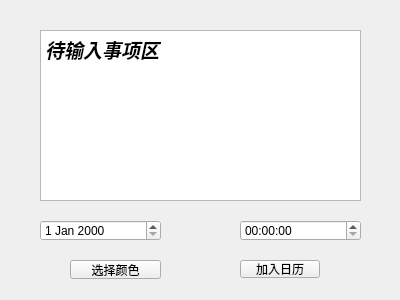
First picture: the form in realProgect/modevent.ui, repository Arthur381/QTproject, before the edit.
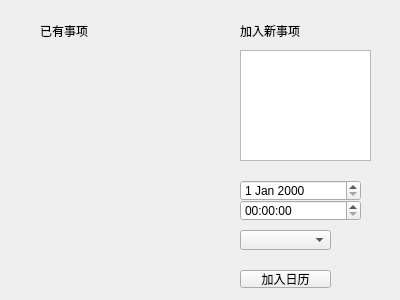
Second picture: the form after the edit.

```diff
--- a/realProgect/modevent.ui
+++ b/realProgect/modevent.ui
@@ -16,8 +16,8 @@
   <widget class="QDateEdit" name="inputdate">
    <property name="geometry">
     <rect>
-     <x>40</x>
-     <y>220</y>
+     <x>240</x>
+     <y>180</y>
      <width>121</width>
      <height>21</height>
     </rect>
@@ -27,38 +27,18 @@
    <property name="geometry">
     <rect>
      <x>240</x>
-     <y>220</y>
+     <y>200</y>
      <width>121</width>
      <height>21</height>
     </rect>
    </property>
   </widget>
-  <widget class="QTextEdit" name="inputEvent">
-   <property name="geometry">
-    <rect>
-     <x>40</x>
-     <y>30</y>
-     <width>321</width>
-     <height>171</height>
-    </rect>
-   </property>
-   <property name="html">
-    <string>&lt;!DOCTYPE HTML PUBLIC &quot;-//W3C//DTD HTML 4.0//EN&quot; &quot;http://www.w3.org/TR/REC-html40/strict.dtd&quot;&gt;
-&lt;html&gt;&lt;head&gt;&lt;meta name=&quot;qrichtext&quot; content=&quot;1&quot; /&gt;&lt;meta charset=&quot;utf-8&quot; /&gt;&lt;style type=&quot;text/css&quot;&gt;
-p, li { white-space: pre-wrap; }
-hr { height: 1px; border-width: 0; }
-li.unchecked::marker { content: &quot;\2610&quot;; }
-li.checked::marker { content: &quot;\2612&quot;; }
-&lt;/style&gt;&lt;/head&gt;&lt;body style=&quot; font-family:'Microsoft YaHei UI'; font-size:9pt; font-weight:400; font-style:normal;&quot;&gt;
-&lt;p style=&quot; margin-top:0px; margin-bottom:0px; margin-left:0px; margin-right:0px; -qt-block-indent:0; text-indent:0px;&quot;&gt;&lt;span style=&quot; font-size:14pt; font-weight:700; font-style:italic;&quot;&gt;待输入事项区&lt;/span&gt;&lt;/p&gt;&lt;/body&gt;&lt;/html&gt;</string>
-   </property>
-  </widget>
-  <widget class="QPushButton" name="pushButton">
+  <widget class="QPushButton" name="pushButton_add">
    <property name="geometry">
     <rect>
      <x>240</x>
-     <y>260</y>
-     <width>80</width>
+     <y>270</y>
+     <width>91</width>
      <height>18</height>
     </rect>
    </property>
@@ -66,17 +46,50 @@
     <string>加入日历</string>
    </property>
   </widget>
-  <widget class="QToolButton" name="toolButton">
+  <widget class="QComboBox" name="comboBox_colorchange">
    <property name="geometry">
     <rect>
-     <x>70</x>
-     <y>260</y>
+     <x>240</x>
+     <y>230</y>
      <width>91</width>
-     <height>19</height>
+     <height>20</height>
     </rect>
    </property>
+  </widget>
+  <widget class="QLabel" name="label">
+   <property name="geometry">
+    <rect>
+     <x>240</x>
+     <y>20</y>
+     <width>101</width>
+     <height>21</height>
+    </rect>
+   </property>
    <property name="text">
-    <string>选择颜色</string>
+    <string>加入新事项</string>
+   </property>
+  </widget>
+  <widget class="QLabel" name="label_2">
+   <property name="geometry">
+    <rect>
+     <x>40</x>
+     <y>20</y>
+     <width>51</width>
+     <height>21</height>
+    </rect>
+   </property>
+   <property name="text">
+    <string>已有事项</string>
+   </property>
+  </widget>
+  <widget class="QTextEdit" name="textEdit">
+   <property name="geometry">
+    <rect>
+     <x>240</x>
+     <y>50</y>
+     <width>131</width>
+     <height>111</height>
+    </rect>
    </property>
   </widget>
  </widget>
```
Left out of the diff: 2 changed lines with no effect on the pictures.
